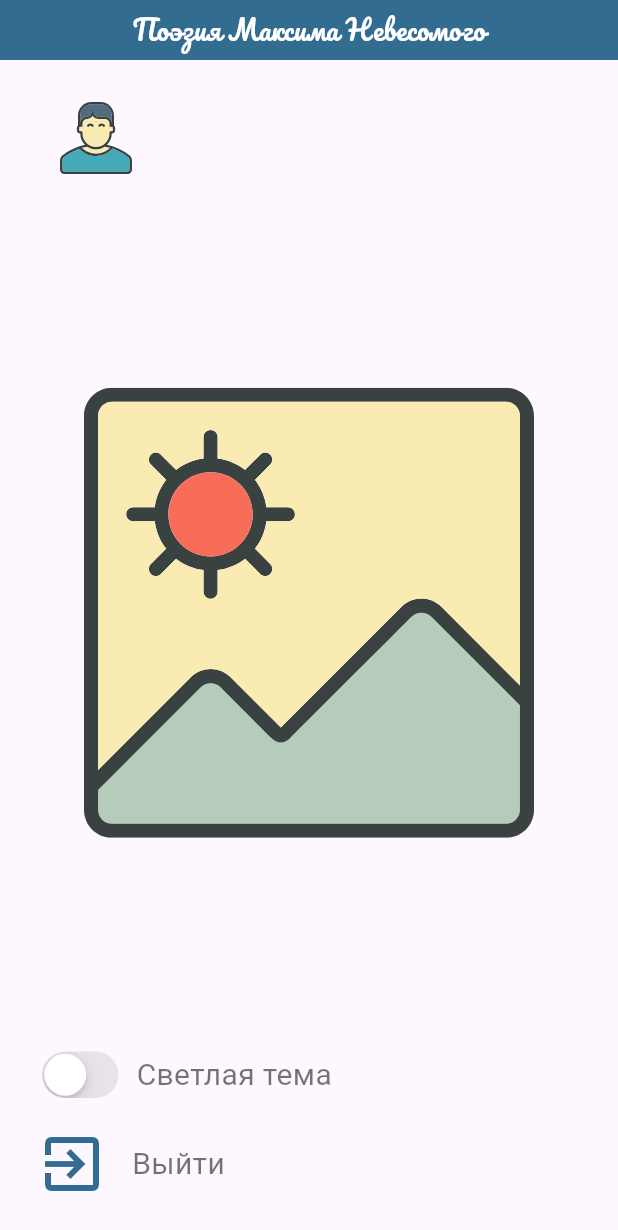
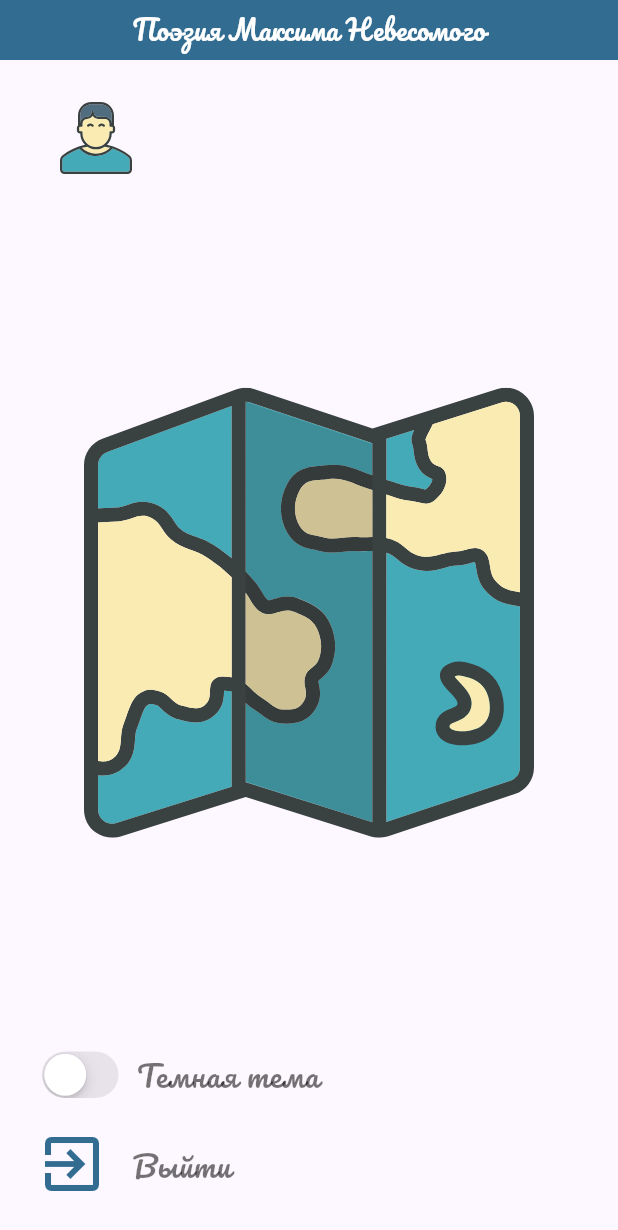
Before and after one commit to MaksimKischenko/NevesomiyPoetry, a Flutter app: the SettingsScreen screen opened directly, on a phone screen of 412 x 824 dp. Shown: the top 1230 px of the screen. Run offline on Flutter 3.47's test engine with Material 3 defaults, Android fonts, the phone set to English and light mode, and no system bars; our stand-ins replace bloc, bloc_concurrency, cloud_firestore, confetti, connectivity_plus, either_dart and 11 more; accounts and stored records are empty.

Commit message:
theme fix

```diff
--- a/lib/app.dart
+++ b/lib/app.dart
@@ -12,9 +12,9 @@ class App extends StatelessWidget {
   Widget build(BuildContext context) => BlocBuilder<ThemeBloc, ThemeState>(
       builder: (context, state) => MaterialApp.router(
           routerConfig: router,
-          theme: state.isLight?
-            AppThemes.ligthTheme:
-            AppThemes.darkTheme
+          theme: state.isDarkTheme?
+            AppThemes.darkTheme:
+            AppThemes.ligthTheme
         ),
     );
 }
--- a/lib/data/local/preferences_helper.dart
+++ b/lib/data/local/preferences_helper.dart
@@ -39,9 +39,8 @@ mixin PreferencesHelper {
 }
 
 mixin PrefsKeys {
-  static final isLightTheme = TypeStoreKey<bool>('isLightTheme', defaultValue: true);
+  static final isDarkTheme = TypeStoreKey<bool>('isDarkTheme', defaultValue: false);
   static final poemsCache = TypeStoreKey<String>('poemsCache', defaultValue: null);
-  static final favoritePoemsCache = TypeStoreKey<String>('favoritePoemsCache', defaultValue: null);
   static final topicName = TypeStoreKey<String>('topicName', defaultValue: null);
 }
 
--- a/lib/domain/services/local_cache_service.dart
+++ b/lib/domain/services/local_cache_service.dart
@@ -12,9 +12,9 @@ class CacheService {
 
 
   Future<void> saveTheme({required bool isLightTheme}) async{
-    await PreferencesHelper.write(PrefsKeys.isLightTheme, isLightTheme);
+    await PreferencesHelper.write(PrefsKeys.isDarkTheme, isLightTheme);
   }
-  Future<bool> getTheme() async =>  await PreferencesHelper.read(PrefsKeys.isLightTheme) ?? true;
+  Future<bool> getTheme() async =>  await PreferencesHelper.read(PrefsKeys.isDarkTheme) ?? true;
 
 
   Future<bool> containsCachePoems() async => await PreferencesHelper.contains(PrefsKeys.poemsCache);
--- a/lib/presentation/bloc/theme/theme_event.dart
+++ b/lib/presentation/bloc/theme/theme_event.dart
@@ -10,9 +10,9 @@ sealed class ThemeEvent extends Equatable {
 
 // ignore: must_be_immutable
 final class ThemeChange extends ThemeEvent {
-  bool? isLight;
+  bool? isDark;
 
   ThemeChange({
-    this.isLight
+    this.isDark
   });
 }
--- a/lib/presentation/bloc/theme/theme_state.dart
+++ b/lib/presentation/bloc/theme/theme_state.dart
@@ -1,18 +1,18 @@
 part of 'theme_bloc.dart';
 
 class ThemeState extends Equatable {
-  final bool isLight;
+  final bool isDarkTheme;
 
   const ThemeState({
-    required this.isLight
+    required this.isDarkTheme
   });
 
   @override
-  List<Object> get props => [isLight];
+  List<Object> get props => [isDarkTheme];
 
   ThemeState copyWith({
-    bool? isLight,
+    bool? isDarkTheme,
   }) => ThemeState(
-    isLight: isLight ?? this.isLight,
+    isDarkTheme: isDarkTheme ?? this.isDarkTheme,
   );
 }
--- a/lib/presentation/screens/settings/settings_screen.dart
+++ b/lib/presentation/screens/settings/settings_screen.dart
@@ -24,7 +24,7 @@ class SettingsScreen extends StatelessWidget {
             Expanded(
               child: BlocBuilder<ThemeBloc, ThemeState>(
                 builder: (context, state) => SvgPicture.asset(
-                    state.isLight?
+                    state.isDarkTheme?
                     SvgRepo.photo.location:
                     SvgRepo.map.location,
                     width: 300,
--- a/lib/presentation/screens/settings/widgets/account_info_tile.dart
+++ b/lib/presentation/screens/settings/widgets/account_info_tile.dart
@@ -15,7 +15,7 @@ class AccountInfoTile extends StatelessWidget {
       ),
       title: Text(
         '${DataManager.instance.userEmail}',
-        style: Theme.of(context).textTheme.bodyMedium,
+        style: Theme.of(context).textTheme.bodyLarge,
       ),
     );
 }
--- a/lib/presentation/screens/settings/widgets/sing_out_tile.dart
+++ b/lib/presentation/screens/settings/widgets/sing_out_tile.dart
@@ -25,7 +25,7 @@ class SignOutTile extends StatelessWidget {
             const SizedBox(width: 16),
             Text(
               'Выйти',
-              style: Theme.of(context).textTheme.bodyMedium,
+              style: Theme.of(context).textTheme.bodyLarge,
             ),
           ],
         )
--- a/lib/presentation/themes.dart
+++ b/lib/presentation/themes.dart
@@ -82,6 +82,13 @@ mixin AppThemes {
           fontSize: 16,
           fontFamily: 'Roboto',
           color: Color(0xff004976),
+          fontStyle: FontStyle.normal,
+        ),
+        bodyLarge: TextStyle(
+          fontWeight: FontWeight.w400,
+          fontSize: 20,
+          fontFamily: 'Pacifico',   //Pacifico
+          color: Colors.black54,
           fontStyle: FontStyle.normal,
         ),
         bodyMedium: TextStyle(
--- a/lib/presentation/widgets/theme_switcher.dart
+++ b/lib/presentation/widgets/theme_switcher.dart
@@ -1,34 +1,38 @@
-// ignore_for_file: public_member_api_docs, sort_constructors_first
 import 'package:flutter/cupertino.dart';
 import 'package:flutter/material.dart';
 import 'package:flutter_bloc/flutter_bloc.dart';
 
 import 'package:nevesomiy/presentation/bloc/bloc.dart';
 
-class ThemeSwitcher extends StatelessWidget {
+class ThemeSwitcher extends StatefulWidget {
   final String text;
   final Function({required bool onChanged})? onChanged;
 
-  ThemeSwitcher({
+  const ThemeSwitcher({
     Key? key,
     required this.text,
     required this.onChanged,
   }) : super(key: key);
 
+  @override
+  State<ThemeSwitcher> createState() => _ThemeSwitcherState();
+}
 
-  final ValueNotifier<bool> isLightTheme = ValueNotifier(false);
+class _ThemeSwitcherState extends State<ThemeSwitcher> {
+
+  final ValueNotifier<bool> isDarkTheme = ValueNotifier(false);
 
   @override
   Widget build(BuildContext context) => BlocListener<ThemeBloc, ThemeState>(
         listener: (context, state) {
-          isLightTheme.value = state.isLight;
+          isDarkTheme.value = state.isDarkTheme;
         },
         child: Row(
           children: [
             ValueListenableBuilder<bool>(
-              valueListenable: isLightTheme,
+              valueListenable: isDarkTheme,
               builder: (context, value, child) => CupertinoSwitch(
-                value: isLightTheme.value,
+                value: isDarkTheme.value,
                 activeColor: Theme.of(context).colorScheme.secondary,
                 onChanged: _onTap,
               ),
@@ -36,8 +40,8 @@ class ThemeSwitcher extends StatelessWidget {
             const SizedBox(width: 8),
             Expanded(
               child: Text(
-                text,
-                //style: AppStyles.checkBoxTextStyle
+                widget.text,
+                style: Theme.of(context).textTheme.bodyLarge,
               ),
             ),
           ],
@@ -45,7 +49,7 @@ class ThemeSwitcher extends StatelessWidget {
       );
 
   void _onTap(bool value) {
-    isLightTheme.value = value;
-    onChanged?.call(onChanged: value);
+    isDarkTheme.value = value;
+    widget.onChanged?.call(onChanged: value);
   }
 }
```
Also changed, not shown: lib/presentation/bloc/theme/theme_bloc.dart (+6 -6 lines), lib/presentation/screens/settings/widgets/settings_list.dart (+9 -7 lines), pubspec.yaml (+5 -8 lines), pubspec.lock, 2 other files.
